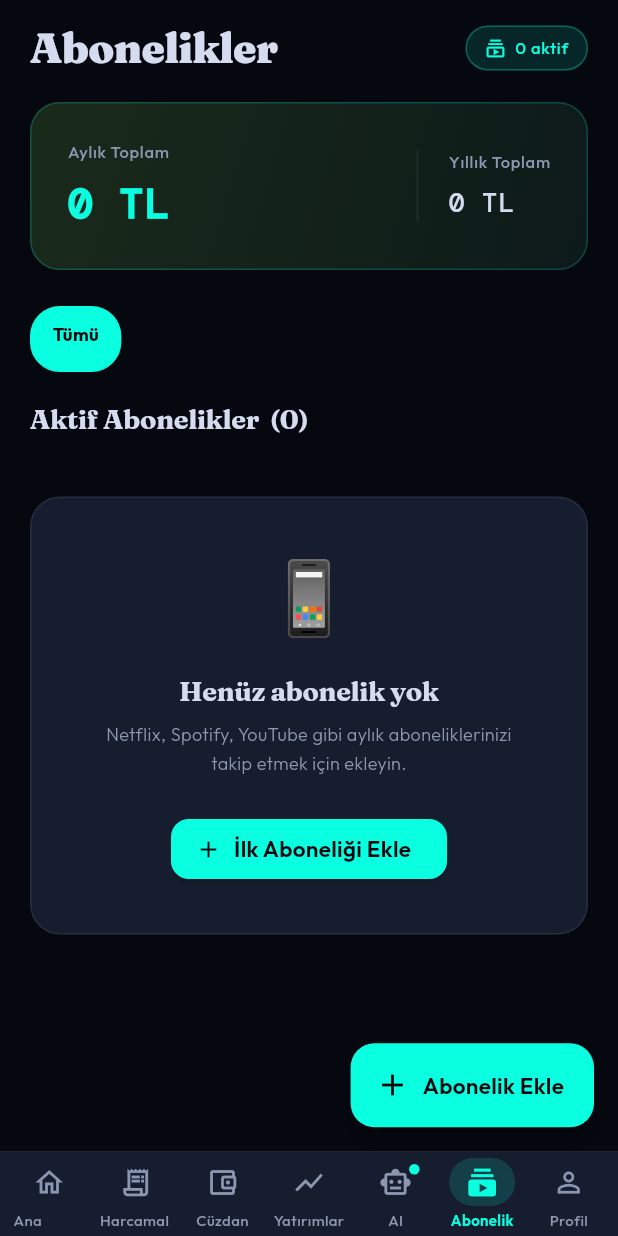
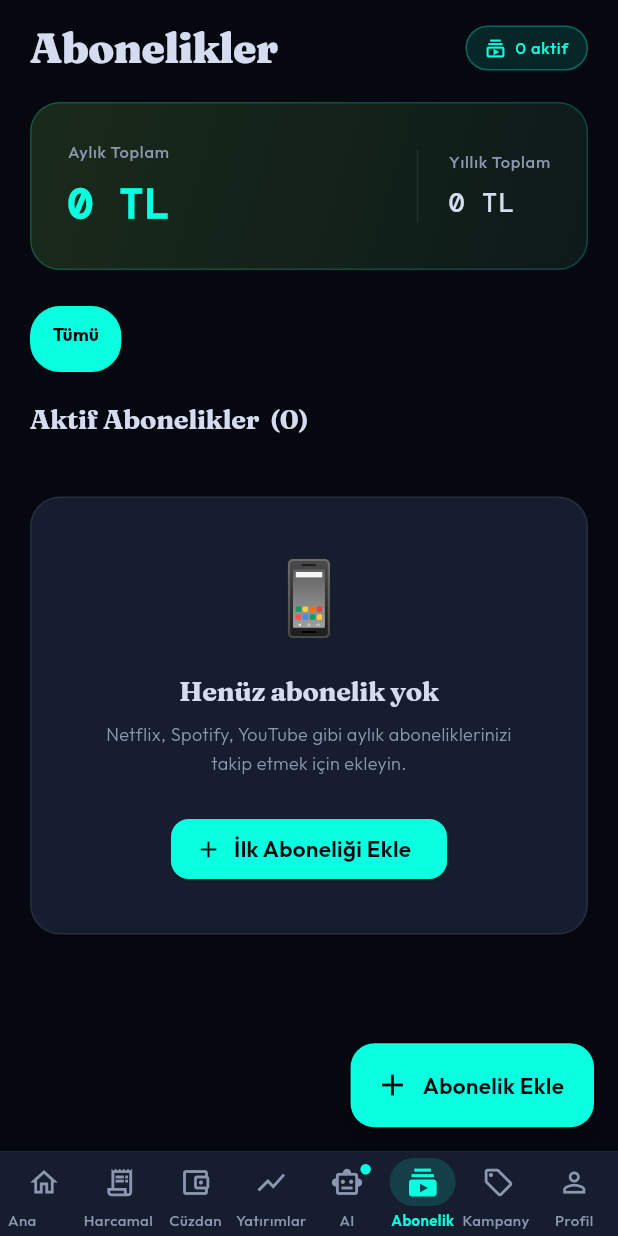
Before and after one commit to EmreMecf/liqra, a Flutter app: the MainScaffold screen opened directly, after a tap on "Tümü →", after a tap on "Abonelik", on a phone screen of 412 x 824 dp. Run offline on Flutter 3.47's test engine with Material 3 defaults, Android fonts, the phone set to English and light mode, and no system bars; drawn by our look-alikes of flutter_animate; our stand-ins replace cloud_firestore, dio, file_picker, firebase_analytics, firebase_auth, firebase_core and 13 more; accounts and stored records are empty; network calls fail.

Commit message:
feat: Banka Kampanyaları feature — Cloud Function + full Flutter module
- Cloud Function: fetchCampaigns (nightly 03:00 TR) — scrapes 5 Turkish banks
  (Garanti, İşbank, Akbank, Yapı Kredi, Halkbank) with cheerio; MD5 dedup
- Clean Architecture: entity (freezed), DTO, datasource, repository, viewmodel
- Campaigns screen: search, bank color chips, 7 category filters, card list with URL launcher
- DI registration, nav bar item at index 6 (Kampanya), MultiProvider added
- url_launcher ^6.3.0 added to pubspec

Co-Authored-By: Claude Sonnet 4.6 <noreply@anthropic.com>

```diff
--- /dev/null
+++ b/lib/features/campaigns/domain/entities/campaign_entity.dart
@@ -0,0 +1,50 @@
+import 'package:freezed_annotation/freezed_annotation.dart';
+
+part 'campaign_entity.freezed.dart';
+
+enum CampaignCategory {
+  yemek,
+  market,
+  akaryakit,
+  seyahat,
+  alisveris,
+  fatura,
+  diger;
+
+  String get label => switch (this) {
+    CampaignCategory.yemek     => '🍽️ Yemek',
+    CampaignCategory.market    => '🛒 Market',
+    CampaignCategory.akaryakit => '⛽ Akaryakıt',
+    CampaignCategory.seyahat   => '✈️ Seyahat',
+    CampaignCategory.alisveris => '🛍️ Alışveriş',
+    CampaignCategory.fatura    => '💡 Fatura',
+    CampaignCategory.diger     => '🏷️ Diğer',
+  };
+
+  static CampaignCategory fromString(String? s) => switch (s) {
+    'yemek'      => CampaignCategory.yemek,
+    'market'     => CampaignCategory.market,
+    'akaryakit'  => CampaignCategory.akaryakit,
+    'seyahat'    => CampaignCategory.seyahat,
+    'alışveriş'  => CampaignCategory.alisveris,
+    'fatura'     => CampaignCategory.fatura,
+    _            => CampaignCategory.diger,
+  };
+}
+
+@freezed
+class CampaignEntity with _$CampaignEntity {
+  const factory CampaignEntity({
+    required String id,
+    required String bank,
+    required String bankSlug,
+    required String bankColor,
+    required String title,
+    required String description,
+    required String detailUrl,
+    required CampaignCategory category,
+    String? imageUrl,
+    String? endDate,
+    DateTime? fetchedAt,
+  }) = _CampaignEntity;
+}
--- /dev/null
+++ b/lib/features/campaigns/domain/repositories/campaign_repository.dart
@@ -0,0 +1,6 @@
+import '../entities/campaign_entity.dart';
+
+abstract class CampaignRepository {
+  Stream<List<CampaignEntity>> watchCampaigns();
+  Future<List<CampaignEntity>> getCampaigns();
+}
--- /dev/null
+++ b/lib/features/campaigns/presentation/viewmodel/campaign_viewmodel.dart
@@ -0,0 +1,99 @@
+import 'dart:async';
+import 'package:flutter/foundation.dart';
+import '../../domain/entities/campaign_entity.dart';
+import '../../domain/repositories/campaign_repository.dart';
+
+enum CampaignFilter { all, yemek, market, akaryakit, seyahat, alisveris, fatura }
+
+class CampaignViewModel extends ChangeNotifier {
+  final CampaignRepository _repo;
+
+  CampaignViewModel(this._repo) {
+    _subscribe();
+  }
+
+  List<CampaignEntity> _all      = [];
+  bool                 _loading  = true;
+  String?              _error;
+  String?              _selectedBank;     // null = tüm bankalar
+  CampaignCategory?    _selectedCategory; // null = tüm kategoriler
+  String               _search   = '';
+
+  bool                 get isLoading       => _loading;
+  String?              get error           => _error;
+  String?              get selectedBank    => _selectedBank;
+  CampaignCategory?    get selectedCategory => _selectedCategory;
+  String               get search          => _search;
+
+  /// Benzersiz bankalar
+  List<String> get banks {
+    final seen = <String>{};
+    return _all.map((c) => c.bank).where(seen.add).toList();
+  }
+
+  /// Filtre uygulanmış liste
+  List<CampaignEntity> get campaigns {
+    var list = _all;
+
+    if (_selectedBank != null) {
+      list = list.where((c) => c.bank == _selectedBank).toList();
+    }
+    if (_selectedCategory != null) {
+      list = list.where((c) => c.category == _selectedCategory).toList();
+    }
+    if (_search.isNotEmpty) {
+      final q = _search.toLowerCase();
+      list = list.where((c) =>
+          c.title.toLowerCase().contains(q) ||
+          c.bank.toLowerCase().contains(q) ||
+          c.description.toLowerCase().contains(q)).toList();
+    }
+    return list;
+  }
+
+  StreamSubscription<List<CampaignEntity>>? _sub;
+
+  void _subscribe() {
+    _sub = _repo.watchCampaigns().listen(
+      (data) {
+        _all     = data;
+        _loading = false;
+        _error   = null;
+        notifyListeners();
+      },
+      onError: (e) {
+        _loading = false;
+        _error   = 'Kampanyalar yüklenemedi';
+        notifyListeners();
+      },
+    );
+  }
+
+  void selectBank(String? bank) {
+    _selectedBank = bank;
+    notifyListeners();
+  }
+
+  void selectCategory(CampaignCategory? cat) {
+    _selectedCategory = cat;
+    notifyListeners();
+  }
+
+  void setSearch(String q) {
+    _search = q;
+    notifyListeners();
+  }
+
+  void clearFilters() {
+    _selectedBank     = null;
+    _selectedCategory = null;
+    _search           = '';
+    notifyListeners();
+  }
+
+  @override
+  void dispose() {
+    _sub?.cancel();
+    super.dispose();
+  }
+}
--- /dev/null
+++ b/lib/presentation/campaigns/campaigns_screen.dart
@@ -0,0 +1,436 @@
+import 'package:flutter/material.dart';
+import 'package:flutter_animate/flutter_animate.dart';
+import 'package:google_fonts/google_fonts.dart';
+import 'package:provider/provider.dart';
+import 'package:url_launcher/url_launcher.dart';
+import '../../core/constants/app_colors.dart';
+import '../../core/constants/app_typography.dart';
+import '../../features/campaigns/domain/entities/campaign_entity.dart';
+import '../../features/campaigns/presentation/viewmodel/campaign_viewmodel.dart';
+import '../widgets/app_card.dart';
+
+class CampaignsScreen extends StatefulWidget {
+  const CampaignsScreen({super.key});
+
+  @override
+  State<CampaignsScreen> createState() => _CampaignsScreenState();
+}
+
+class _CampaignsScreenState extends State<CampaignsScreen> {
+  final _searchCtrl = TextEditingController();
+
+  @override
+  void dispose() {
+    _searchCtrl.dispose();
+    super.dispose();
+  }
+
+  @override
+  Widget build(BuildContext context) {
+    return Scaffold(
+      backgroundColor: AppColors.bgPrimary,
+      body: SafeArea(
+        child: Consumer<CampaignViewModel>(
+          builder: (context, vm, _) {
+            return Column(
+              crossAxisAlignment: CrossAxisAlignment.start,
+              children: [
+                // ── Başlık ─────────────────────────────────────────────────
+                Padding(
+                  padding: const EdgeInsets.fromLTRB(20, 16, 20, 0),
+                  child: Row(
+                    children: [
+                      Column(
+                        crossAxisAlignment: CrossAxisAlignment.start,
+                        children: [
+                          Text('Kampanyalar', style: AppTypography.headlineM),
+                          Text('Banka fırsatları · Günlük güncellenir',
+                              style: AppTypography.labelS.copyWith(
+                                  color: AppColors.textSecondary)),
+                        ],
+                      ),
+                      const Spacer(),
+                      if (vm.selectedBank != null || vm.selectedCategory != null)
+                        GestureDetector(
+                          onTap: vm.clearFilters,
+                          child: Container(
+                            padding: const EdgeInsets.symmetric(
+                                horizontal: 10, vertical: 5),
+                            decoration: BoxDecoration(
+                              color: AppColors.accentRed.withOpacity(0.12),
+                              borderRadius: BorderRadius.circular(8),
+                            ),
+                            child: Text('Sıfırla',
+                                style: AppTypography.labelS.copyWith(
+                                    color: AppColors.accentRed,
+                                    fontWeight: FontWeight.w600)),
+                          ),
+                        ),
+                    ],
+                  ),
+                ),
+                const SizedBox(height: 12),
+
+                // ── Arama ──────────────────────────────────────────────────
+                Padding(
+                  padding: const EdgeInsets.symmetric(horizontal: 20),
+                  child: TextField(
+                    controller: _searchCtrl,
+                    onChanged: vm.setSearch,
+                    style: GoogleFonts.outfit(
+                        color: AppColors.textPrimary, fontSize: 14),
+                    decoration: InputDecoration(
+                      hintText: 'Kampanya veya banka ara...',
+                      hintStyle: GoogleFonts.outfit(
+                          color: AppColors.textDisabled, fontSize: 14),
+                      prefixIcon: const Icon(Icons.search,
+                          color: AppColors.textSecondary, size: 18),
+                      suffixIcon: _searchCtrl.text.isNotEmpty
+                          ? IconButton(
+                              icon: const Icon(Icons.close,
+                                  size: 16, color: AppColors.textSecondary),
+                              onPressed: () {
+                                _searchCtrl.clear();
+                                vm.setSearch('');
+                              })
+                          : null,
+                      filled: true,
+                      fillColor: AppColors.bgSecondary,
+                      border: OutlineInputBorder(
+                        borderRadius: BorderRadius.circular(12),
+                        borderSide: BorderSide.none,
+                      ),
+                      contentPadding: const EdgeInsets.symmetric(
+                          horizontal: 14, vertical: 10),
+                    ),
+                  ),
+                ),
+                const SizedBox(height: 10),
+
+                // ── Banka filtreleri ────────────────────────────────────────
+                if (vm.banks.isNotEmpty)
+                  SizedBox(
+                    height: 36,
+                    child: ListView(
+                      scrollDirection: Axis.horizontal,
+                      padding: const EdgeInsets.symmetric(horizontal: 20),
+                      children: [
+                        // "Tümü" chip
+                        _BankChip(
+                          label: 'Tümü',
+                          selected: vm.selectedBank == null,
+                          color: AppColors.accentGreen,
+                          onTap: () => vm.selectBank(null),
+                        ),
+                        ...vm.banks.map((bank) => _BankChip(
+                              label: bank,
+                              selected: vm.selectedBank == bank,
+                              color: _bankColor(vm, bank),
+                              onTap: () => vm.selectedBank == bank
+                                  ? vm.selectBank(null)
+                                  : vm.selectBank(bank),
+                            )),
+                      ],
+                    ),
+                  ),
+                const SizedBox(height: 8),
+
+                // ── Kategori filtreleri ─────────────────────────────────────
+                SizedBox(
+                  height: 34,
+                  child: ListView(
+                    scrollDirection: Axis.horizontal,
+                    padding: const EdgeInsets.symmetric(horizontal: 20),
+                    children: CampaignCategory.values.map((cat) {
+                      final sel = vm.selectedCategory == cat;
+                      return GestureDetector(
+                        onTap: () => vm.selectedCategory == cat
+                            ? vm.selectCategory(null)
+                            : vm.selectCategory(cat),
+                        child: AnimatedContainer(
+                          duration: const Duration(milliseconds: 180),
+                          margin: const EdgeInsets.only(right: 8),
+                          padding: const EdgeInsets.symmetric(
+                              horizontal: 12, vertical: 6),
+                          decoration: BoxDecoration(
+                            color: sel
+                                ? AppColors.accentBlue.withOpacity(0.15)
+                                : AppColors.bgSecondary,
+                            borderRadius: BorderRadius.circular(16),
+                            border: Border.all(
+                              color: sel
+                                  ? AppColors.accentBlue
+                                  : AppColors.borderSubtle,
+                            ),
+                          ),
+                          child: Text(cat.label,
+                              style: AppTypography.labelS.copyWith(
+                                color: sel
+                                    ? AppColors.accentBlue
+                                    : AppColors.textSecondary,
+                                fontWeight: sel
+                                    ? FontWeight.w700
+                                    : FontWeight.w400,
+                                fontSize: 11,
+                              )),
+                        ),
+                      );
+                    }).toList(),
+                  ),
+                ),
+                const SizedBox(height: 10),
+
+                // ── Liste ───────────────────────────────────────────────────
+                Expanded(child: _buildBody(vm)),
+              ],
+            );
+          },
+        ),
+      ),
+    );
+  }
+
+  Widget _buildBody(CampaignViewModel vm) {
+    if (vm.isLoading) {
+      return const Center(
+        child: CircularProgressIndicator(color: AppColors.accentGreen),
+      );
+    }
+
+    if (vm.error != null) {
+      return Center(
+        child: Column(
+          mainAxisSize: MainAxisSize.min,
+          children: [
+            const Icon(Icons.wifi_off_outlined,
+                color: AppColors.textSecondary, size: 48),
+            const SizedBox(height: 12),
+            Text(vm.error!, style: AppTypography.bodyM),
+            const SizedBox(height: 8),
+            Text('Veriler akşam güncellenir',
+                style: AppTypography.labelS.copyWith(
+                    color: AppColors.textSecondary)),
+          ],
+        ),
+      );
+    }
+
+    final list = vm.campaigns;
+
+    if (list.isEmpty) {
+      return Center(
+        child: Column(
+          mainAxisSize: MainAxisSize.min,
+          children: [
+            const Text('🔍', style: TextStyle(fontSize: 48)),
+            const SizedBox(height: 12),
+            Text('Kampanya bulunamadı', style: AppTypography.bodyM),
+            const SizedBox(height: 6),
+            Text('Filtrele veya arama değiştir',
+                style: AppTypography.labelS.copyWith(
+                    color: AppColors.textSecondary)),
+          ],
+        ),
+      );
+    }
+
+    return ListView.builder(
+      padding: const EdgeInsets.fromLTRB(20, 0, 20, 20),
+      itemCount: list.length,
+      itemBuilder: (_, i) => _CampaignCard(
+        campaign: list[i],
+      ).animate(delay: (i * 40).ms).fadeIn(duration: 250.ms).slideY(
+            begin: 0.05, end: 0, duration: 250.ms),
+    );
+  }
+
+  Color _bankColor(CampaignViewModel vm, String bank) {
+    final c = vm.campaigns.firstWhere(
+      (x) => x.bank == bank,
+      orElse: () => vm.campaigns.first,
+    );
+    try {
+      final hex = c.bankColor.replaceAll('#', '');
+      return Color(int.parse('FF$hex', radix: 16));
+    } catch (_) {
+      return AppColors.accentBlue;
+    }
+  }
+}
+
+// ── Banka Chip ────────────────────────────────────────────────────────────────
+
+class _BankChip extends StatelessWidget {
+  final String label;
+  final bool selected;
+  final Color color;
+  final VoidCallback onTap;
+
+  const _BankChip({
+    required this.label,
+    required this.selected,
+    required this.color,
+    required this.onTap,
+  });
+
+  @override
+  Widget build(BuildContext context) {
+    return GestureDetector(
+      onTap: onTap,
+      child: AnimatedContainer(
+        duration: const Duration(milliseconds: 180),
+        margin: const EdgeInsets.only(right: 8),
+        padding: const EdgeInsets.symmetric(horizontal: 14, vertical: 6),
+        decoration: BoxDecoration(
+          color: selected ? color.withOpacity(0.15) : AppColors.bgSecondary,
+          borderRadius: BorderRadius.circular(16),
+          border: Border.all(
+              color: selected ? color : AppColors.borderSubtle),
+        ),
+        child: Text(label,
+            style: AppTypography.labelS.copyWith(
+              color: selected ? color : AppColors.textSecondary,
+              fontWeight: selected ? FontWeight.w700 : FontWeight.w400,
+            )),
+      ),
+    );
+  }
+}
+
+// ── Kampanya Kartı ────────────────────────────────────────────────────────────
+
+class _CampaignCard extends StatelessWidget {
+  final CampaignEntity campaign;
+
+  const _CampaignCard({required this.campaign});
+
+  Color get _bankColor {
+    try {
+      final hex = campaign.bankColor.replaceAll('#', '');
+      return Color(int.parse('FF$hex', radix: 16));
+    } catch (_) {
+      return AppColors.accentBlue;
+    }
+  }
+
+  @override
+  Widget build(BuildContext context) {
+    final color = _bankColor;
+
+    return Padding(
+      padding: const EdgeInsets.only(bottom: 10),
+      child: AppCard(
+        padding: EdgeInsets.zero,
+        child: InkWell(
+          borderRadius: BorderRadius.circular(16),
+          onTap: () => _openUrl(campaign.detailUrl),
+          child: Column(
+            crossAxisAlignment: CrossAxisAlignment.start,
+            children: [
+              // Üst renkli bant — banka rengi
+              Container(
+                height: 4,
+                decoration: BoxDecoration(
+                  color: color,
+                  borderRadius: const BorderRadius.vertical(
+                      top: Radius.circular(16)),
+                ),
+              ),
+
+              Padding(
+                padding: const EdgeInsets.all(14),
+                child: Column(
+                  crossAxisAlignment: CrossAxisAlignment.start,
+                  children: [
+                    // Banka adı + kategori
+                    Row(
+                      children: [
+                        Container(
+                          padding: const EdgeInsets.symmetric(
+                              horizontal: 8, vertical: 3),
+                          decoration: BoxDecoration(
+                            color: color.withOpacity(0.12),
+                            borderRadius: BorderRadius.circular(6),
+                          ),
+                          child: Text(campaign.bank,
+                              style: AppTypography.labelS.copyWith(
+                                color: color,
+                                fontWeight: FontWeight.w700,
+                                fontSize: 11,
+                              )),
+                        ),
+                        const SizedBox(width: 6),
+                        Text(campaign.category.label,
+                            style: AppTypography.labelS.copyWith(
+                                color: AppColors.textSecondary,
+                                fontSize: 11)),
+                        const Spacer(),
+                        if (campaign.endDate != null &&
+                            campaign.endDate!.isNotEmpty)
+                          Row(children: [
+                            const Icon(Icons.schedule,
+                                size: 11,
+                                color: AppColors.textDisabled),
+                            const SizedBox(width: 3),
+                            Text(campaign.endDate!,
+                                style: AppTypography.labelS.copyWith(
+                                    color: AppColors.textDisabled,
+                                    fontSize: 10)),
+                          ]),
+                      ],
+                    ),
+                    const SizedBox(height: 10),
+
+                    // Başlık
+                    Text(campaign.title,
+                        style: AppTypography.bodyM.copyWith(
+                          fontWeight: FontWeight.w600,
+                          color: AppColors.textPrimary,
+                        ),
+                        maxLines: 2,
+                        overflow: TextOverflow.ellipsis),
+
+                    // Açıklama
+                    if (campaign.description.isNotEmpty) ...[
+                      const SizedBox(height: 6),
+                      Text(campaign.description,
+                          style: AppTypography.labelS.copyWith(
+                              color: AppColors.textSecondary),
+                          maxLines: 2,
+                          overflow: TextOverflow.ellipsis),
+                    ],
+
+                    const SizedBox(height: 10),
+
+                    // Detaya git butonu
+                    Row(
+                      mainAxisAlignment: MainAxisAlignment.end,
+                      children: [
+                        Text('Detayları Gör',
+                            style: AppTypography.labelS.copyWith(
+                              color: color,
+                              fontWeight: FontWeight.w600,
+                            )),
+                        const SizedBox(width: 4),
+                        Icon(Icons.arrow_forward_ios,
+                            size: 10, color: color),
+                      ],
+                    ),
+                  ],
+                ),
+              ),
+            ],
+          ),
+        ),
+      ),
+    );
+  }
+
+  Future<void> _openUrl(String url) async {
+    if (url.isEmpty) return;
+    final uri = Uri.tryParse(url);
+    if (uri != null && await canLaunchUrl(uri)) {
+      await launchUrl(uri, mode: LaunchMode.externalApplication);
+    }
+  }
+}
--- a/lib/presentation/main_scaffold.dart
+++ b/lib/presentation/main_scaffold.dart
@@ -4,6 +4,7 @@ import 'package:provider/provider.dart';
 import '../core/constants/app_colors.dart';
 import '../core/di/injection.dart';
 import '../features/subscriptions/presentation/viewmodel/subscription_viewmodel.dart';
+import '../features/campaigns/presentation/viewmodel/campaign_viewmodel.dart';
 
 import 'dashboard/dashboard_screen.dart';
 import 'spending/spending_screen.dart';
@@ -11,6 +12,7 @@ import '../features/accounts/presentation/screens/accounts_screen.dart';
 import 'portfolio/portfolio_screen.dart';
 import 'ai_assistant/ai_assistant_screen.dart';
 import 'subscriptions/subscriptions_screen.dart';
+import 'campaigns/campaigns_screen.dart';
 import 'profile/profile_screen.dart';
 
 /// Ana scaffold — Alt navigasyon çubuğu ile 5 ekran
@@ -40,6 +42,7 @@ class _MainScaffoldState extends State<MainScaffold> {
     PortfolioScreen(),
     AiAssistantScreen(),
     SubscriptionsScreen(),
+    CampaignsScreen(),
     ProfileScreen(),
   ];
 
@@ -49,6 +52,9 @@ class _MainScaffoldState extends State<MainScaffold> {
       providers: [
         ChangeNotifierProvider<SubscriptionViewModel>(
           create: (_) => getIt<SubscriptionViewModel>(),
+        ),
+        ChangeNotifierProvider<CampaignViewModel>(
+          create: (_) => getIt<CampaignViewModel>(),
         ),
       ],
       child: Scaffold(
@@ -83,7 +89,8 @@ class _MainScaffoldState extends State<MainScaffold> {
                 _NavItem(icon: Icons.show_chart_outlined,      activeIcon: Icons.show_chart,          label: 'Yatırımlar', index: 3, current: _selectedIndex, onTap: _onTap),
                 _NavItem(icon: Icons.smart_toy_outlined,       activeIcon: Icons.smart_toy,           label: 'AI',         index: 4, current: _selectedIndex, onTap: _onTap, badge: true),
                 _NavItem(icon: Icons.subscriptions_outlined,   activeIcon: Icons.subscriptions,       label: 'Abonelik',   index: 5, current: _selectedIndex, onTap: _onTap),
-                _NavItem(icon: Icons.person_outline,           activeIcon: Icons.person,              label: 'Profil',     index: 6, current: _selectedIndex, onTap: _onTap),
+                _NavItem(icon: Icons.local_offer_outlined,     activeIcon: Icons.local_offer,         label: 'Kampanya',   index: 6, current: _selectedIndex, onTap: _onTap),
+                _NavItem(icon: Icons.person_outline,           activeIcon: Icons.person,              label: 'Profil',     index: 7, current: _selectedIndex, onTap: _onTap),
               ],
             ),
           ),
--- a/lib/presentation/spending/spending_screen.dart
+++ b/lib/presentation/spending/spending_screen.dart
@@ -11,7 +11,6 @@ import '../../data/models/transaction_model.dart';
 import '../../data/providers/app_provider.dart';
 import '../../features/spending/presentation/viewmodel/spending_viewmodel.dart';
 import '../widgets/app_card.dart';
-import '../widgets/delta_chip.dart';
 import '../ocr/ocr_screen.dart';
 
 /// Harcama Yönetimi — 4 sekme: Özet | İşlemler | Sabit Kalemler | Ekle
--- a/pubspec.yaml
+++ b/pubspec.yaml
@@ -66,6 +66,9 @@ dependencies:
   # Google Generative AI (Gemini) — resmi Flutter SDK
   google_generative_ai: ^0.4.7
 
+  # URL açma — kampanya detay linkleri
+  url_launcher: ^6.3.0
+
 dev_dependencies:
   flutter_test:
     sdk: flutter
```
Also changed, not shown: lib/core/di/injection.dart (+18 -0 lines), lib/features/campaigns/data/datasources/campaign_firestore_datasource.dart (added, +24 -0 lines), lib/features/campaigns/data/models/campaign_dto.dart (added, +61 -0 lines), lib/features/campaigns/data/repositories/campaign_repository_impl.dart (added, +19 -0 lines), lib/features/campaigns/domain/entities/campaign_entity.freezed.dart (added), pubspec.lock, 9 other files.
